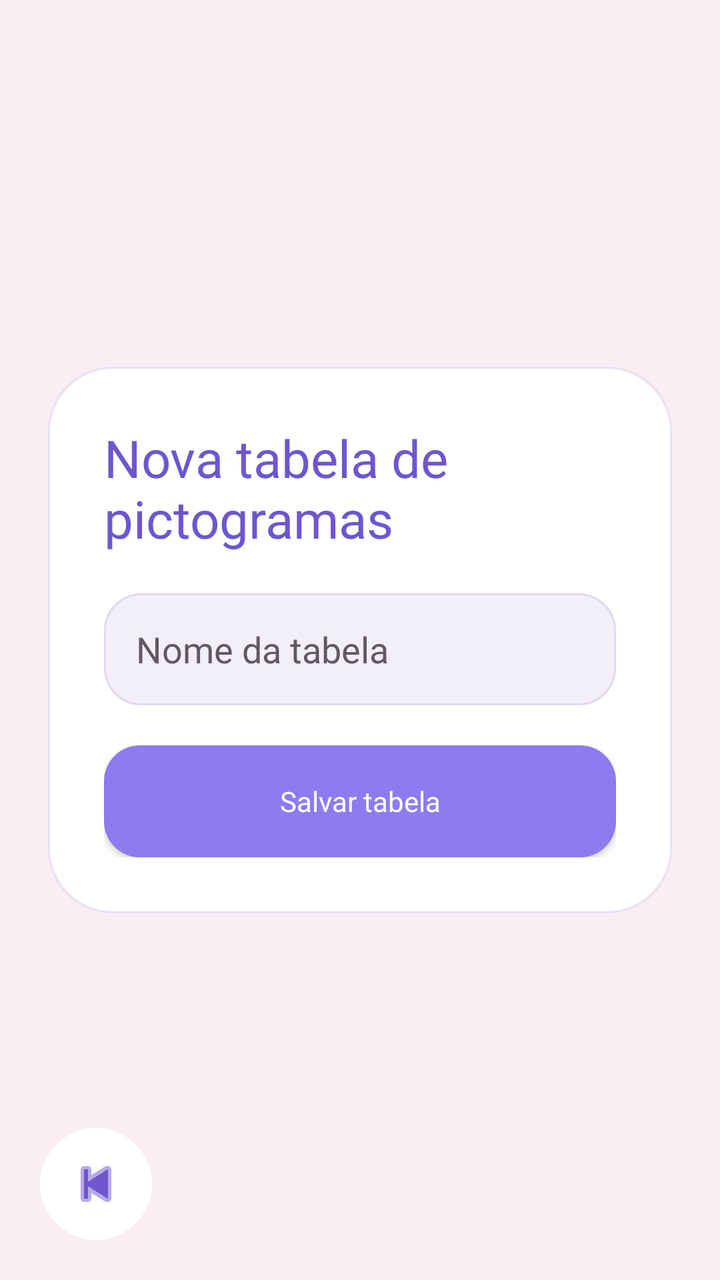
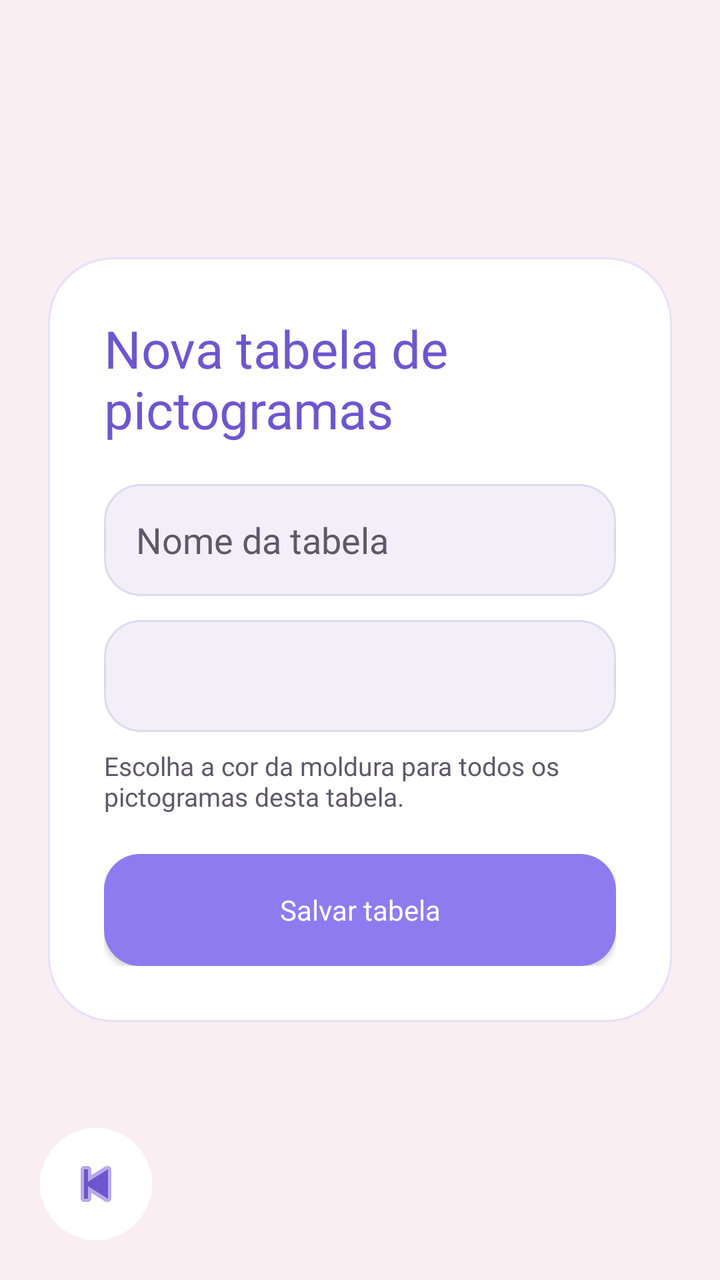

Screens rendered from an Android XML layout before and after an edit, with the pre-edit source and the edit as a unified diff.
<!-- AndroidManifest.xml: application theme Theme.Testando -->
<!-- res/layout/activity_add_table.xml -->
<?xml version="1.0" encoding="utf-8"?>
<FrameLayout xmlns:android="http://schemas.android.com/apk/res/android"
    xmlns:app="http://schemas.android.com/apk/res-auto"
    android:layout_width="match_parent"
    android:layout_height="match_parent">

    <ScrollView
        android:layout_width="match_parent"
        android:layout_height="match_parent"
        android:background="@drawable/bg_screen_pink"
        android:fillViewport="true">

        <LinearLayout
            android:layout_width="match_parent"
            android:layout_height="match_parent"
            android:orientation="vertical"
            android:gravity="center"
            android:padding="24dp">

            <LinearLayout
                android:layout_width="match_parent"
                android:layout_height="wrap_content"
                android:background="@drawable/bg_card"
                android:orientation="vertical"
                android:padding="28dp">

                <TextView
                    style="@style/TextTitle"
                    android:layout_width="wrap_content"
                    android:layout_height="wrap_content"
                    android:text="Nova tabela de pictogramas"
                    android:textSize="26sp" />

                <EditText
                    android:id="@+id/etTableName"
                    android:layout_width="match_parent"
                    android:layout_height="56dp"
                    android:layout_marginTop="20dp"
                    android:background="@drawable/bg_input"
                    android:hint="Nome da tabela"
                    android:textColor="@color/text_title"
                    android:textColorHint="@color/text_body"
                    android:fontFamily="@font/raleway_regular"
                    android:paddingHorizontal="16dp" />

                <Button
                    style="@style/ButtonText"
                    android:id="@+id/btnSaveTable"
                    android:layout_width="match_parent"
                    android:layout_height="56dp"
                    android:layout_marginTop="20dp"
                    android:background="@drawable/bg_button_primary"
                    android:text="Salvar tabela"
                    android:textColor="@color/text_white" />

            </LinearLayout>
        </LinearLayout>
    </ScrollView>

    <ImageView
        android:id="@+id/btnBack"
        android:layout_width="56dp"
        android:layout_height="56dp"
        android:layout_gravity="bottom|start"
        android:layout_margin="20dp"
        android:background="@drawable/bg_back_circle"
        android:src="@android:drawable/ic_media_previous"
        android:padding="12dp"
        app:tint="@color/title_purple" />

</FrameLayout>
<!-- resources referenced by this layout -->
<resources>
  <color name="text_body">#5F5868</color>
  <color name="text_title">#2F2A35</color>
  <color name="text_white">#FFFFFF</color>
  <color name="title_purple">#6E56CF</color>
  <!-- drawable bg_back_circle (drawable) -->
  <?xml version="1.0" encoding="utf-8"?>
  <shape xmlns:android="http://schemas.android.com/apk/res/android">
      <solid android:color="#FFFFFF"/>
      <corners android:radius="50dp"/>
      <size android:width="56dp" android:height="56dp"/>
      <elevation android:shadowColor="#22000000"/>
  </shape>
  <!-- drawable bg_button_primary (drawable) -->
  <?xml version="1.0" encoding="utf-8"?>
  <shape xmlns:android="http://schemas.android.com/apk/res/android">
      <solid android:color="@color/primary_pastel" />
      <corners android:radius="18dp" />
  </shape>
  <!-- drawable bg_card (drawable) -->
  <?xml version="1.0" encoding="utf-8"?>
  <shape xmlns:android="http://schemas.android.com/apk/res/android">
      <solid android:color="@color/card_white" />
      <corners android:radius="32dp" />
      <stroke
          android:width="1dp"
          android:color="@color/card_border" />
      <padding
          android:left="2dp"
          android:top="2dp"
          android:right="2dp"
          android:bottom="2dp" />
  </shape>
  <!-- drawable bg_input (drawable) -->
  <?xml version="1.0" encoding="utf-8"?>
  <shape xmlns:android="http://schemas.android.com/apk/res/android">
      <solid android:color="@color/input_bg" />
      <corners android:radius="18dp" />
      <stroke
          android:width="1dp"
          android:color="@color/input_border" />
  </shape>
  <!-- drawable bg_screen_pink (drawable) -->
  <?xml version="1.0" encoding="utf-8"?>
  <shape xmlns:android="http://schemas.android.com/apk/res/android">
      <solid android:color="@color/bg_pink" />
  </shape>
  <style name="ButtonText">
          <item name="android:fontFamily">@font/raleway_bold</item>
          <item name="android:textAllCaps">false</item>
      </style>
  <style name="TextTitle">
          <item name="android:fontFamily">@font/raleway_bold</item>
          <item name="android:textColor">@color/title_purple</item>
      </style>
  <style name="Theme.Testando" parent="Theme.AppCompat.Light.NoActionBar" />
  <color name="primary_pastel">#8E7BEF</color>
  <color name="card_white">#FFFFFF</color>
  <color name="card_border">#E9E0F7</color>
  <color name="input_bg">#F3EFF8</color>
  <color name="input_border">#E1D8F1</color>
  <color name="bg_pink">#FAEEF3</color>
</resources>

<!-- the commit's change to res/layout/activity_add_table.xml (unified diff, before → after) -->
@@ -43,6 +43,23 @@
                     android:fontFamily="@font/raleway_regular"
                     android:paddingHorizontal="16dp" />
 
+                <Spinner
+                    android:id="@+id/spTableBorderColor"
+                    android:layout_width="match_parent"
+                    android:layout_height="56dp"
+                    android:layout_marginTop="12dp"
+                    android:background="@drawable/bg_input"
+                    android:paddingHorizontal="16dp"
+                    android:spinnerMode="dropdown" />
+
+                <TextView
+                    style="@style/TextBody"
+                    android:layout_width="match_parent"
+                    android:layout_height="wrap_content"
+                    android:layout_marginTop="8dp"
+                    android:text="Escolha a cor da moldura para todos os pictogramas desta tabela."
+                    android:textSize="13sp" />
+
                 <Button
                     style="@style/ButtonText"
                     android:id="@+id/btnSaveTable"
<!-- resource entries referenced after the edit -->
@@ -50,6 +50,10 @@
           <item name="android:fontFamily">@font/raleway_bold</item>
           <item name="android:textAllCaps">false</item>
       </style>
+  <style name="TextBody">
+          <item name="android:fontFamily">@font/raleway_regular</item>
+          <item name="android:textColor">@color/text_body</item>
+      </style>
   <style name="TextTitle">
           <item name="android:fontFamily">@font/raleway_bold</item>
           <item name="android:textColor">@color/title_purple</item>
